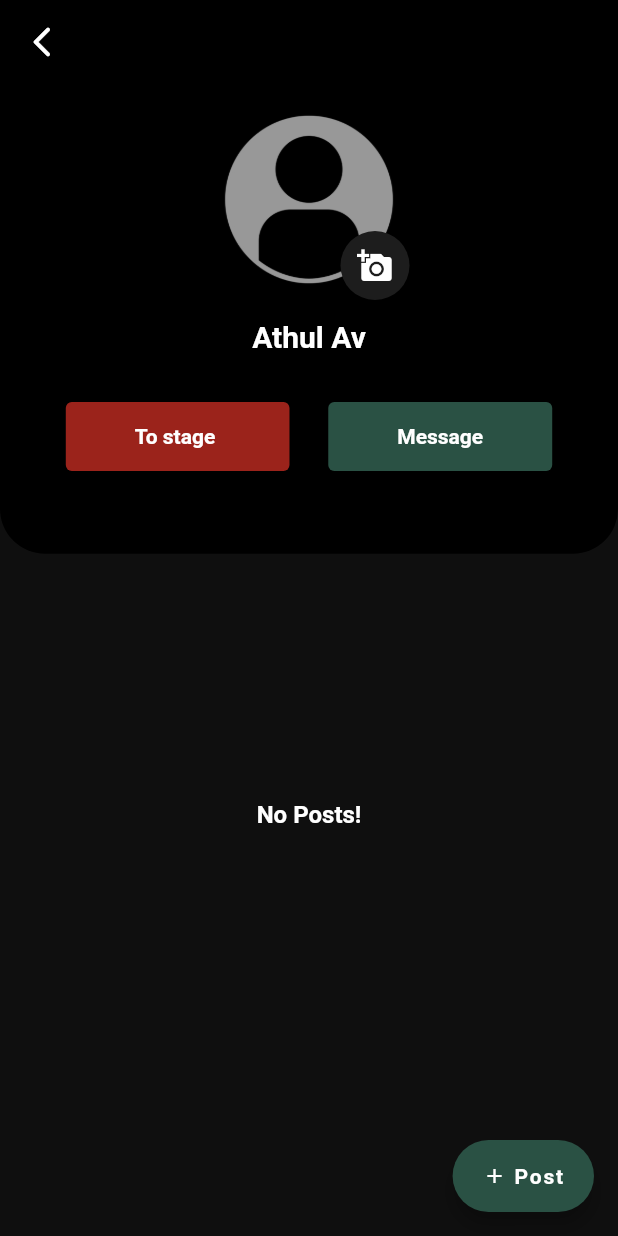
After one commit to Athul-av/makeFrames, a Flutter app: the ArtistProfileScreen screen opened directly, on a phone screen of 412 x 824 dp. The commit adds this screen. Run offline on Flutter 3.47's test engine with Material 2 defaults, Android fonts, the phone set to English and light mode, and no system bars; our stand-ins replace dio, flutter_secure_storage; accounts and stored records are empty.

Commit message:
profile UI

```diff
--- a/lib/constant/Apiconfig.dart
+++ b/lib/constant/Apiconfig.dart
@@ -1,5 +1,5 @@
 class Apiconfig {
-  static const baseUrl = "http://172.16.205.174:3033";
+  static const baseUrl = "http://10.4.4.123:3033";
   static const loginApi = "/user/login";
   static const signupApi = "/user/signup";
   static const otp = "/user/otp";
--- a/lib/constant/widgets.dart
+++ b/lib/constant/widgets.dart
@@ -25,4 +25,4 @@ Widget hsizedbox(context, size) {
   );
 }
 
-Color scaffoldback = const Color.fromARGB(255, 12, 12, 12);
+Color scaffoldback = const Color.fromARGB(255, 15, 15, 15 );
--- a/lib/controller/loginprovider/loginprovider.dart
+++ b/lib/controller/loginprovider/loginprovider.dart
@@ -4,7 +4,6 @@ import 'package:makeframes/Services/signin&signup/signup_signin_service.dart';
 import 'package:makeframes/constant/snackbar.dart';
 import 'package:makeframes/models/signin/login_request_model.dart';
 import 'package:makeframes/screens/bottomnav/bottomnavscreen.dart';
-import 'package:makeframes/screens/homescreen/homesccreen.dart';
 
 class LoginProvider with ChangeNotifier {
   final emailController = TextEditingController();
--- a/lib/main.dart
+++ b/lib/main.dart
@@ -5,9 +5,8 @@ import 'package:makeframes/controller/loginprovider/loginprovider.dart';
 import 'package:makeframes/controller/signUpprovider/signup_provdr.dart';
 import 'package:makeframes/controller/splashProvder/splashpro.dart';
 import 'package:makeframes/screens/bottomnav/bottomnavscreen.dart';
-import 'package:makeframes/screens/homescreen/homesccreen.dart';
-import 'package:makeframes/screens/userprofile/beartist_form.dart';
 import 'package:makeframes/splash/splash.dart';
+
 
 import 'package:provider/provider.dart';
 
@@ -33,9 +32,12 @@ class MyApp extends StatelessWidget {
         ChangeNotifierProvider(create: ((context) => LoginProvider())),
         ChangeNotifierProvider(create: (context)=> BottomNavProvider())
       ],
-      child:   MaterialApp(
+      child: MaterialApp(
+        theme: ThemeData(
+        primarySwatch:Colors.blueGrey,
+        ),
         debugShowCheckedModeBanner: false,
-        home:BottomNavigationScreen()  ,
+        home:const Splash(),
       ),
     );
   }
--- a/lib/screens/bottomnav/bottomnavscreen.dart
+++ b/lib/screens/bottomnav/bottomnavscreen.dart
@@ -6,6 +6,7 @@ import 'package:makeframes/screens/search/searchscreen.dart';
 import 'package:makeframes/screens/settingsscreen/settings_screen.dart';
 import 'package:provider/provider.dart';
 
+// ignore: must_be_immutable
 class BottomNavigationScreen extends StatelessWidget {
   BottomNavigationScreen({super.key});
 
--- a/lib/screens/homescreen/homesccreen.dart
+++ b/lib/screens/homescreen/homesccreen.dart
@@ -29,7 +29,7 @@ class HomeScreen extends StatelessWidget {
               child: IconButton(
                   onPressed: () {
                     Navigator.of(context).push(MaterialPageRoute(
-                        builder: ((context) => const NormalUser())));
+                        builder: ((context) => const NormalUserProfile())));
                   },
                   icon: const Icon(CupertinoIcons.person_alt_circle_fill))),
           Padding(
--- a/lib/screens/search/searchscreen.dart
+++ b/lib/screens/search/searchscreen.dart
@@ -20,14 +20,16 @@ class SearchScreen extends StatelessWidget {
                   fit: BoxFit.cover,
                   image: AssetImage('assets/images/Makeframes2.png'))),
         ),),
-body:const  Padding(
+body: const Padding(
   padding:  EdgeInsets.all(13.0),
   child:   CupertinoSearchTextField(
   backgroundColor:  Color.fromARGB(255, 38, 38, 38),
     placeholder: 'search',
     placeholderStyle: TextStyle(color: Color.fromARGB(255, 172, 172, 172),fontSize: 15),
-    itemColor: Colors.white,
-    padding: EdgeInsets.all(10),
+    itemColor: Color.fromARGB(255, 180, 180, 180),
+
+    padding: EdgeInsets.all(13),
+
     style: TextStyle(color: Colors.white),
 
 
--- a/lib/screens/settingsscreen/settings_screen.dart
+++ b/lib/screens/settingsscreen/settings_screen.dart
@@ -4,6 +4,7 @@ import 'package:makeframes/constant/widgets.dart';
 import 'package:makeframes/screens/settingsscreen/signoutdialog.dart';
 import 'package:makeframes/screens/signin&signup/loginscreen.dart';
 
+// ignore: must_be_immutable
 class SettingsScreen extends StatelessWidget {
   SettingsScreen({super.key});
 
--- a/lib/screens/signin&signup/signup_screen.dart
+++ b/lib/screens/signin&signup/signup_screen.dart
@@ -6,6 +6,7 @@ import 'package:makeframes/controller/signUpprovider/signup_provdr.dart';
 import 'package:makeframes/screens/signin&signup/loginscreen.dart';
 import 'package:provider/provider.dart';
 
+// ignore: must_be_immutable
 class SignupScreen extends StatelessWidget {
   SignupScreen({super.key});
 
--- /dev/null
+++ b/lib/screens/userprofile/artist_profile.dart
@@ -0,0 +1,141 @@
+
+import 'package:flutter/material.dart';
+
+import 'package:makeframes/constant/widgets.dart';
+import 'package:makeframes/screens/bottomnav/bottomnavscreen.dart';
+
+class ArtistProfileScreen extends StatelessWidget {
+  const ArtistProfileScreen({super.key});
+
+  @override
+  Widget build(BuildContext context) {
+    return Scaffold(
+      backgroundColor:scaffoldback,
+     appBar: AppBar(
+
+        backgroundColor: Colors.black,
+        leading: IconButton(
+            onPressed: () {
+             Navigator.of(context).pushAndRemoveUntil(MaterialPageRoute(builder: (_)=> BottomNavigationScreen()), (route) => false);
+            },
+            icon: const Icon(Icons.arrow_back_ios_new_rounded)),
+      ),
+      floatingActionButton: FloatingActionButton.extended(
+        label: Row(
+          children:const [
+           Icon(Icons.add,size: 16,),
+            Text(' Post',style: TextStyle(fontWeight: FontWeight.bold ),),
+
+          ],
+        ),
+        backgroundColor:color1(),
+        elevation: 5 ,
+
+
+        onPressed: () {
+      },
+      ),
+      body: ListView(
+        shrinkWrap: true,
+        children: [
+          Container(
+            decoration:const BoxDecoration(
+               color:Colors.black,
+               borderRadius: BorderRadius.only(
+                bottomLeft: Radius.circular(30),bottomRight: Radius.circular(30) )
+            ),
+
+            height: height(context, 0.38 ),
+            child: Column(
+                  children: [
+                     Padding(
+                       padding: const EdgeInsets.only(top: 10),
+                       child: Stack(
+                        alignment: Alignment.bottomRight,
+                         children: [  const
+                         CircleAvatar(
+                          radius: 67,
+                          backgroundColor:Color.fromARGB(255, 0, 0, 0) ,
+
+                          backgroundImage: AssetImage('assets/images/user2.png'), ),
+
+                       InkWell(
+                          onTap: () {
+
+                           },
+                          child:const CircleAvatar(
+                            radius: 23,
+                            backgroundColor: Color.fromARGB(255, 29, 29, 29),
+                            foregroundColor: Colors.white,
+                            child: Icon(Icons.add_a_photo),
+                          ),
+                        )
+                    ] ),
+                     ),
+                    const Padding(
+                      padding: EdgeInsets.only(top: 13.0, bottom: 13),
+                      child: Text(
+                        'Athul Av',
+                        style: TextStyle(
+                            color: Colors.white,
+                            fontSize: 20,
+                            fontWeight: FontWeight.bold),
+                      ),
+                    ),
+                  Padding(
+                    padding: const EdgeInsets.all(18.0),
+                    child: Row(
+                      mainAxisAlignment: MainAxisAlignment.spaceEvenly,
+                      children: [
+                         ElevatedButton(
+                          style: ButtonStyle(
+                              backgroundColor:
+                                  MaterialStateProperty.all(const Color.fromARGB(255, 155, 35, 27))),
+                          onPressed: () {},
+                          child: const Padding(
+                            padding: EdgeInsets.only(
+                                left: 30.0, right: 30, top: 15, bottom: 15),
+                            child: Text('To stage ',style: TextStyle(fontSize: 14,fontWeight: FontWeight.bold)),
+                          )),
+                        ElevatedButton(
+                          style: ButtonStyle(
+                              backgroundColor:
+                                  MaterialStateProperty.all(color1())),
+                          onPressed: () {},
+                          child: const Padding(
+                            padding: EdgeInsets.only(
+                                left: 30.0, right: 30, top: 15, bottom: 15),
+                            child: Text('Message',style: TextStyle(fontSize: 14,fontWeight: FontWeight.bold),),
+
+                          )),
+
+                    ],),
+                  )
+                  ],
+                ),
+          ),
+        // Expanded(
+        //   child:ListView.separated(
+        //   shrinkWrap: true,
+        //   physics: ScrollPhysics(),
+
+        //     itemBuilder: (context, index) {
+        //       return Container(
+        //         color: Colors.teal,
+        //         height: 60 ,
+        //       );
+        //     }, separatorBuilder: (context, index) {
+        //       return SizedBox(height: 10,);
+        //     }, itemCount: 9) )
+      hsizedbox(context, 0.2),
+      const Align(
+
+        child: Text('No Posts!',
+        style: TextStyle(
+          fontSize: 16,fontWeight: FontWeight.bold,color: Colors.white) )) ,
+          hsizedbox(context, 0.28),
+        ],
+      ),
+    );
+  }
+}
--- a/lib/screens/userprofile/beartist_form.dart
+++ b/lib/screens/userprofile/beartist_form.dart
@@ -1,5 +1,7 @@
 import 'package:flutter/material.dart';
+import 'package:makeframes/constant/snackbar.dart';
 import 'package:makeframes/constant/widgets.dart';
+import 'package:makeframes/screens/userprofile/artist_profile.dart';
 
 class BeAnartistForm extends StatefulWidget {
   const BeAnartistForm({super.key});
@@ -187,7 +189,11 @@ class _BeAnartistFormState extends State<BeAnartistForm> {
                       ),
                       ElevatedButton(
                           onPressed: () {
-                            if (formKey.currentState!.validate()) {}
+                            if(dropdownvalue == null){
+                              CustomSnackBar().snackBar(context, 'category is mandatory ! ',const  Color.fromARGB(255, 154, 51, 44));
+                            }else{
+                                 Navigator.of(context).pushReplacement (MaterialPageRoute(builder: (_)=>const ArtistProfileScreen()));
+                            }
                           },
                           style: ButtonStyle(
                               backgroundColor:
--- a/lib/screens/userprofile/normal_user.dart
+++ b/lib/screens/userprofile/normal_user.dart
@@ -1,9 +1,10 @@
 import 'package:flutter/material.dart';
 import 'package:makeframes/constant/widgets.dart';
+import 'package:makeframes/screens/userprofile/artist_profile.dart';
 import 'package:makeframes/screens/userprofile/beartist_form.dart';
 
-class NormalUser extends StatelessWidget {
-  const NormalUser({super.key});
+class NormalUserProfile extends StatelessWidget {
+  const NormalUserProfile({super.key});
 
   @override
   Widget build(BuildContext context) {
@@ -23,7 +24,7 @@ class NormalUser extends StatelessWidget {
           children: [
             Expanded(
                 child: Padding(
-              padding: const EdgeInsets.all(25.0),
+              padding: const EdgeInsets.all(15.0),
               child: SizedBox(
                 width: double.infinity,
                 child: Column(
@@ -47,7 +48,9 @@ class NormalUser extends StatelessWidget {
                         style: ButtonStyle(
                             backgroundColor:
                                 MaterialStateProperty.all(color1())),
-                        onPressed: () {},
+                        onPressed: () {
+
+                        },
                         child: const Padding(
                           padding: EdgeInsets.only(
                               left: 30.0, right: 30, top: 14, bottom: 14),
```
